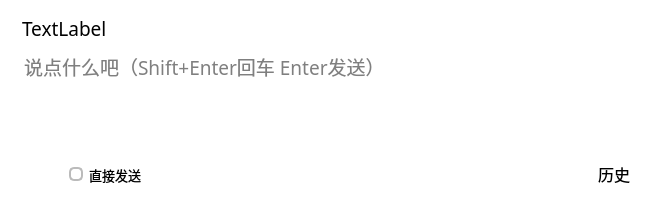
The window that galgamedialog.ui (Zao-chen/ZcChat) describes before a commit, drawn with Qt 5.
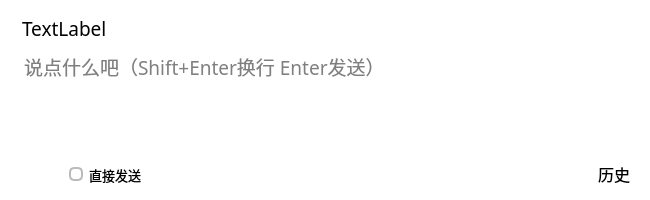
The same window after the commit. Icons and pictures are not drawn.

```diff
--- a/galgamedialog.ui
+++ b/galgamedialog.ui
@@ -72,7 +72,7 @@
       <bool>true</bool>
      </property>
      <property name="placeholderText">
-      <string>说点什么吧（Shift+Enter回车 Enter发送）</string>
+      <string>说点什么吧（Shift+Enter换行 Enter发送）</string>
      </property>
     </widget>
    </item>
```
